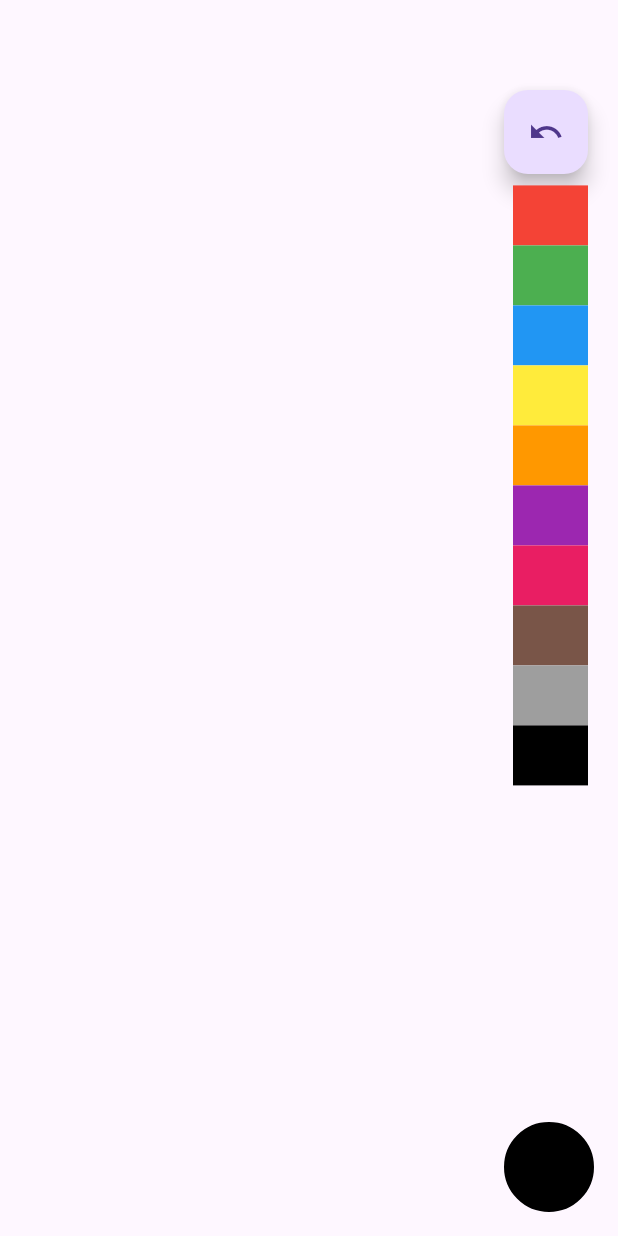
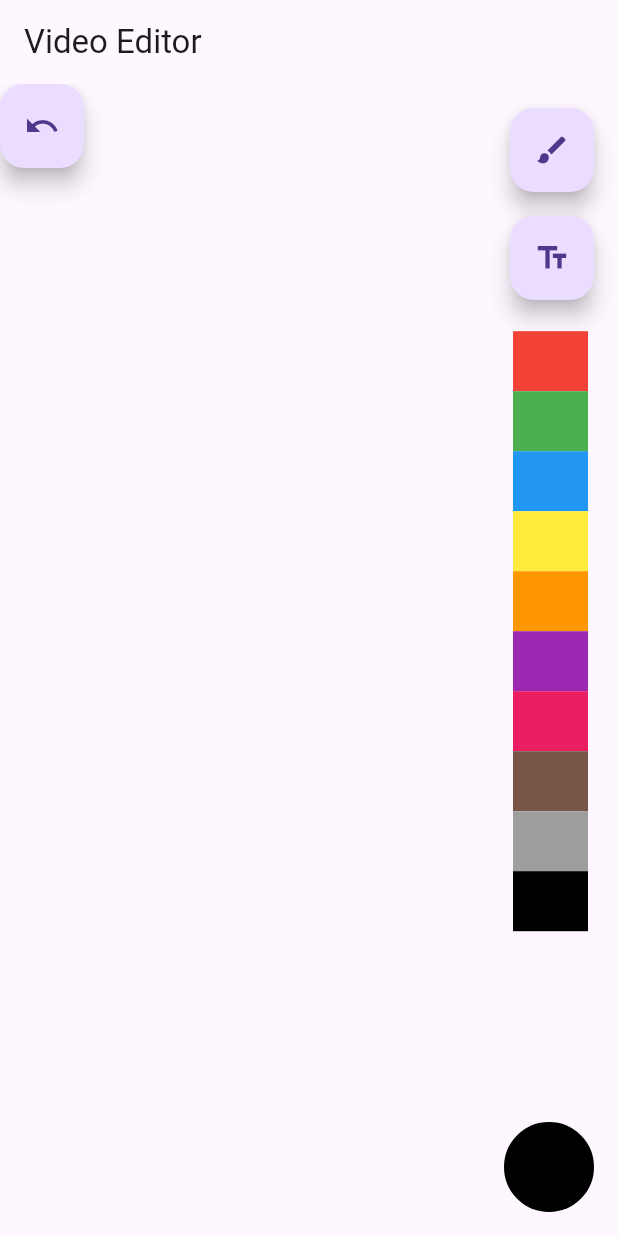
Before and after one commit to Shahidbangash/video_editor_overlay, a Flutter app: the screen it shows after launch, on a phone screen of 412 x 824 dp. Run offline on Flutter 3.47's test engine with Material 3 defaults, Android fonts, the phone set to English and light mode, and no system bars; our stand-ins replace flutter_bloc.

Commit message:
added option to toggle between text mode and curve mode
in text mode selection , also added an option to update text .

code refactoring done . moved cubit for Edit Selection Button to Top of Material App

```diff
--- a/lib/common/constants.dart
+++ b/lib/common/constants.dart
@@ -12,3 +12,5 @@ final List<Color> colors = [
   Colors.grey,
   Colors.black, // Include the default color
 ];
+
+enum EditingMode { textDrag, curveDraw }
--- /dev/null
+++ b/lib/components/editing_mode/cubit/editing_mode_cubit.dart
@@ -0,0 +1,11 @@
+import 'package:flutter_bloc/flutter_bloc.dart';
+import 'package:video_editor_overlay/common/constants.dart';
+
+class EditingModeCubit extends Cubit<EditingMode> {
+  EditingModeCubit() : super(EditingMode.curveDraw); // Default to curve draw
+
+  // Method to select the editing mode
+  void selectMode(EditingMode mode) {
+    emit(mode);
+  }
+}
--- /dev/null
+++ b/lib/components/editing_mode/editing_mode_widget.dart
@@ -0,0 +1,3 @@
+export 'cubit/editing_mode_cubit.dart';
+export 'widget/editing_mode.dart';
+export 'widget/editing_mode_selector.dart';
--- /dev/null
+++ b/lib/components/editing_mode/widget/editing_mode.dart
@@ -0,0 +1,25 @@
+import 'package:flutter/material.dart';
+import 'package:flutter_bloc/flutter_bloc.dart';
+import 'package:video_editor_overlay/common/constants.dart';
+import 'package:video_editor_overlay/components/editing_mode/editing_mode_widget.dart';
+import 'package:video_editor_overlay/components/editing_mode/widget/editing_mode_selector.dart';
+import 'package:video_editor_overlay/views/draggable/draggable_plugin.dart';
+
+class EditingModeOverlay extends StatelessWidget {
+  const EditingModeOverlay({super.key});
+
+  @override
+  Widget build(BuildContext context) {
+    return const Align(
+      alignment: Alignment.topRight,
+      child: EditingModeSelector(),
+    );
+    // return BlocProvider(
+    //   // create: (_) => EditingModeCubit(),
+    //   child: const Align(
+    //     alignment: Alignment.topRight,
+    //     child: EditingModeSelector(),
+    //   ),
+    // );
+  }
+}
--- /dev/null
+++ b/lib/components/editing_mode/widget/editing_mode_selector.dart
@@ -0,0 +1,38 @@
+import 'package:flutter/material.dart';
+import 'package:flutter_bloc/flutter_bloc.dart';
+import 'package:video_editor_overlay/common/constants.dart';
+import 'package:video_editor_overlay/components/editing_mode/editing_mode_widget.dart';
+
+class EditingModeSelector extends StatelessWidget {
+  const EditingModeSelector({super.key});
+
+  @override
+  Widget build(BuildContext context) {
+    return Padding(
+      padding: const EdgeInsets.all(16.0),
+      child: Column(
+        mainAxisSize: MainAxisSize.min,
+        crossAxisAlignment: CrossAxisAlignment.end,
+        children: [
+          FloatingActionButton(
+            onPressed: () {
+              context
+                  .read<EditingModeCubit>()
+                  .selectMode(EditingMode.curveDraw);
+            },
+            tooltip: 'Draw Curves',
+            child: const Icon(Icons.brush),
+          ),
+          const SizedBox(height: 16),
+          FloatingActionButton(
+            onPressed: () {
+              context.read<EditingModeCubit>().selectMode(EditingMode.textDrag);
+            },
+            tooltip: 'Drag Text',
+            child: const Icon(Icons.text_fields),
+          ),
+        ],
+      ),
+    );
+  }
+}
--- a/lib/main.dart
+++ b/lib/main.dart
@@ -1,7 +1,10 @@
 import 'package:flutter/material.dart';
 import 'package:flutter_bloc/flutter_bloc.dart';
+import 'package:video_editor_overlay/common/constants.dart';
 import 'package:video_editor_overlay/views/draggable/draggable_plugin.dart';
 import 'package:video_editor_overlay/views/picker/color_picker_plugin.dart';
+
+import 'components/editing_mode/editing_mode_widget.dart';
 
 void main() {
   runApp(const MainApp());
@@ -15,17 +18,28 @@ class MainApp extends StatelessWidget {
     return MultiBlocProvider(
       providers: [
         BlocProvider(create: (_) => ColorPickerCubit()),
+        BlocProvider(create: (_) => EditingModeCubit()),
       ],
-      child: const MaterialApp(
+      child: MaterialApp(
         title: 'Video Editor',
         home: Scaffold(
-          body: Stack(
-            children: [
-              DrawCurveOverlay(), // Custom Painter for drawing lines
+          appBar: AppBar(
+            title: const Text('Video Editor'),
+          ),
+          body: BlocBuilder<EditingModeCubit, EditingMode>(
+            // bloc: ,
+            builder: (context, state) {
+              return Stack(
+                children: [
+                  if (state == EditingMode.textDrag) const DraggableText(),
+                  if (state == EditingMode.curveDraw)
+                    const DrawCurveOverlay(), // Custom Painter for drawing lines
 
-              ColorPickerOverlay(), // Color picker
-              // DraggableText(), // Draggable and resizable text
-            ],
+                  const ColorPickerOverlay(), // Color picker
+                  const EditingModeOverlay(), // Editing mode selector
+                ],
+              );
+            },
           ),
         ),
       ),
--- a/lib/views/draggable/views/draggable_curve.dart
+++ b/lib/views/draggable/views/draggable_curve.dart
@@ -46,8 +46,8 @@ class _DrawCurveOverlayState extends State<DrawCurveOverlay> {
             },
           ),
           Positioned(
-            top: 60,
-            right: 20,
+            // top: MediaQuery.of(context).size.height * 0.2,
+            // right: 20,
             child: FloatingActionButton(
               onPressed: _undoLastPath,
               child: const Icon(Icons.undo),
--- a/lib/views/picker/component/color_picker.dart
+++ b/lib/views/picker/component/color_picker.dart
@@ -18,7 +18,7 @@ class _ColorPickerOverlayState extends State<ColorPickerOverlay> {
     return Stack(
       children: [
         Positioned(
-          top: MediaQuery.of(context).size.height * 0.15,
+          top: MediaQuery.of(context).size.height * 0.2,
           right: 20,
           child: Align(
             alignment: Alignment.centerLeft,
```
Also changed, not shown: lib/views/draggable/views/draggable_text.dart (+65 -13 lines).
